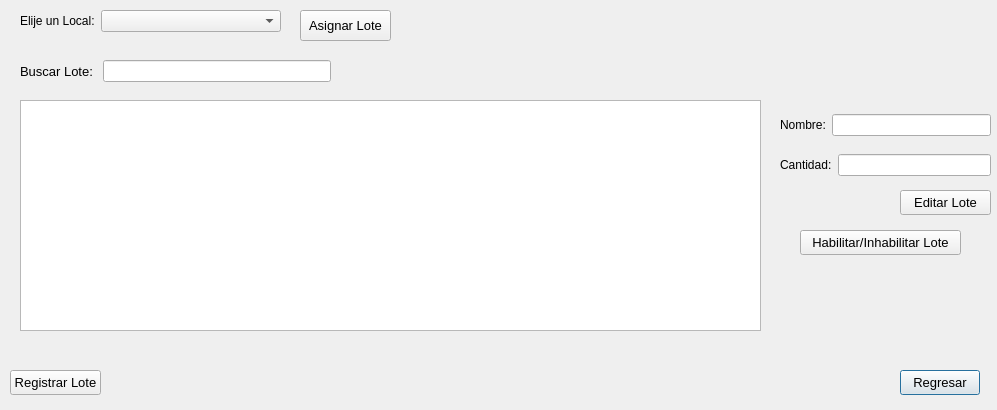
Before: the Qt Designer form PAF_GUI/PAF_GRAFICA/gui/gestionarlotegui.ui in JMOrbegoso/USS-2021-II-PP, drawn with Qt 5.
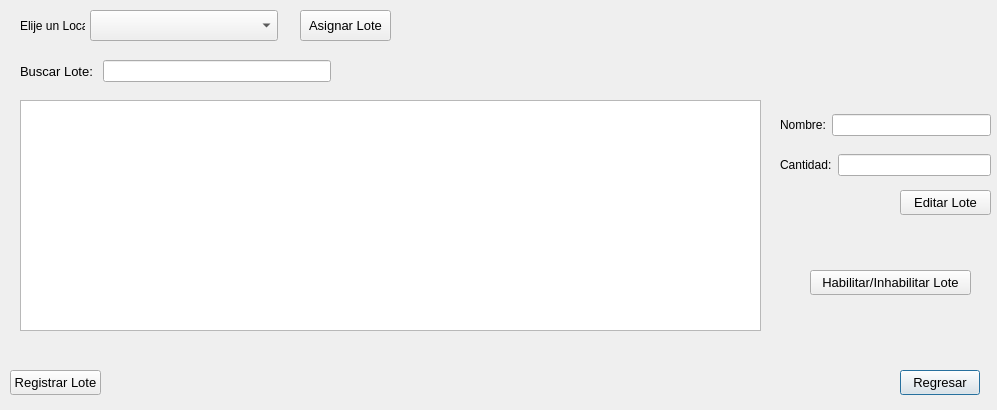
After: the same form once the commit is applied. Icons and pictures are not drawn.

The edit to the form file:
```diff
--- a/PAF_GUI/PAF_GRAFICA/gui/gestionarlotegui.ui
+++ b/PAF_GUI/PAF_GRAFICA/gui/gestionarlotegui.ui
@@ -66,8 +66,8 @@
   <widget class="QPushButton" name="habilitarButton">
    <property name="geometry">
     <rect>
-     <x>800</x>
-     <y>230</y>
+     <x>810</x>
+     <y>270</y>
      <width>161</width>
      <height>25</height>
     </rect>
@@ -148,28 +148,6 @@
     </item>
    </layout>
   </widget>
-  <widget class="QWidget" name="formLayoutWidget_2">
-   <property name="geometry">
-    <rect>
-     <x>20</x>
-     <y>10</y>
-     <width>261</width>
-     <height>31</height>
-    </rect>
-   </property>
-   <layout class="QFormLayout" name="formLayout">
-    <item row="0" column="0">
-     <widget class="QLabel" name="label_3">
-      <property name="text">
-       <string>Elije un Local:</string>
-      </property>
-     </widget>
-    </item>
-    <item row="0" column="1">
-     <widget class="QComboBox" name="comboBox"/>
-    </item>
-   </layout>
-  </widget>
   <widget class="QPushButton" name="pushButton">
    <property name="geometry">
     <rect>
@@ -188,7 +166,7 @@
     <string>Asignar Lote</string>
    </property>
   </widget>
-  <widget class="QWidget" name="">
+  <widget class="QWidget" name="layoutWidget">
    <property name="geometry">
     <rect>
      <x>780</x>
@@ -210,6 +188,29 @@
     </item>
    </layout>
   </widget>
+  <widget class="QComboBox" name="comboBox">
+   <property name="geometry">
+    <rect>
+     <x>90</x>
+     <y>10</y>
+     <width>188</width>
+     <height>31</height>
+    </rect>
+   </property>
+  </widget>
+  <widget class="QLabel" name="label_3">
+   <property name="geometry">
+    <rect>
+     <x>20</x>
+     <y>10</y>
+     <width>65</width>
+     <height>31</height>
+    </rect>
+   </property>
+   <property name="text">
+    <string>Elije un Local:</string>
+   </property>
+  </widget>
  </widget>
  <resources>
   <include location="../resource.qrc"/>
```
Left out of the diff: 12 changed lines with no effect on the pictures.
